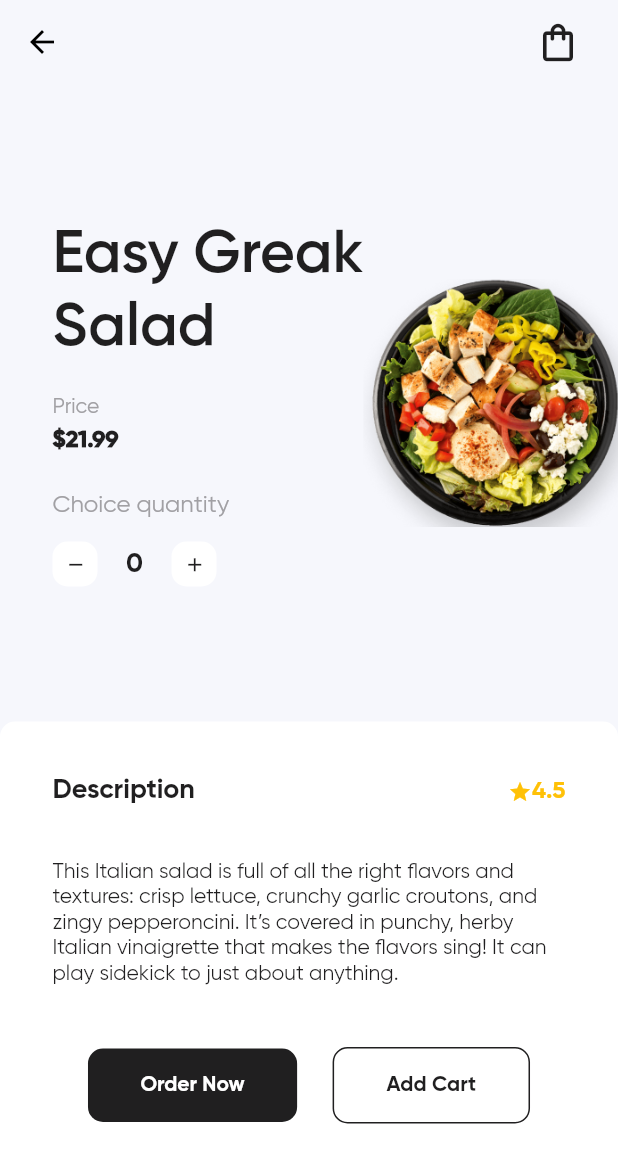
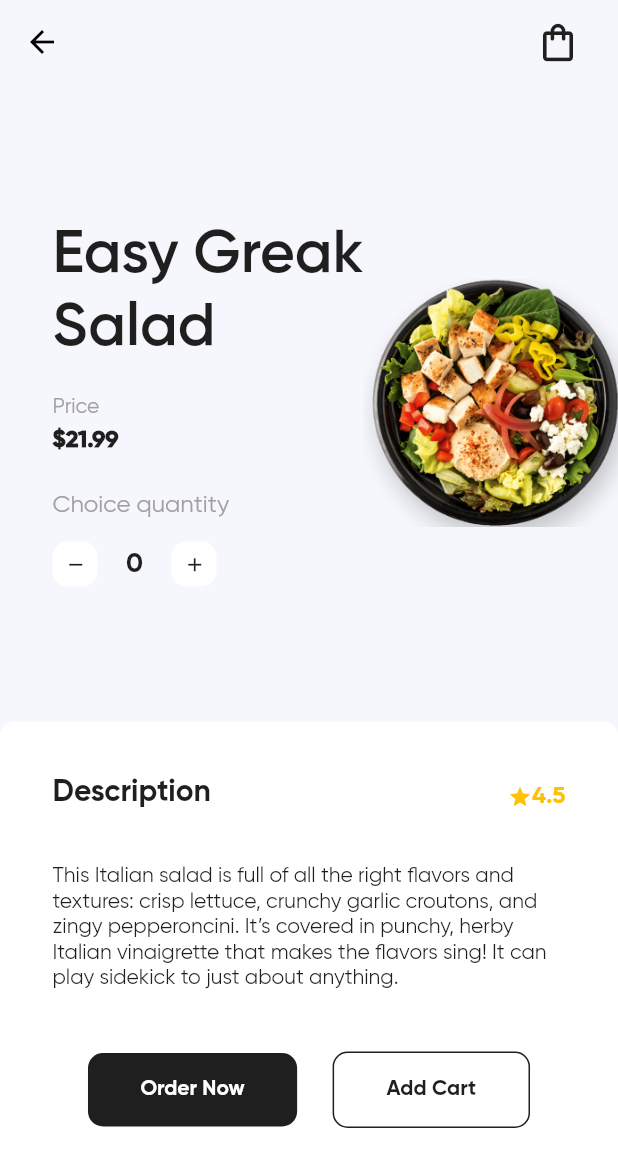
Before and after one commit to Brennez/food-app, a Flutter app: the DetailsPage screen opened directly, on a phone screen of 412 x 824 dp. Shown: the top 1167 px of the screen. Run offline on Flutter 3.47's test engine with Material 2 defaults, Android fonts, the phone set to English and light mode, and no system bars.

```diff
--- a/lib/widgets/CardDescription.dart
+++ b/lib/widgets/CardDescription.dart
@@ -37,7 +37,7 @@ class CardDescription extends StatelessWidget {
                     style: TextStyle(
                         color: kSecondaryColor,
                         fontFamily: 'gilroy-bold',
-                        fontSize: 18),
+                        fontSize: 20),
                   ),
                   Row(
                     children: [
```
Also changed, not shown: assets/images/detailsPageScreenShot.jpeg (added), assets/images/homePage1.jpeg (added), assets/images/homePage2.jpeg (added), 2 other files.
